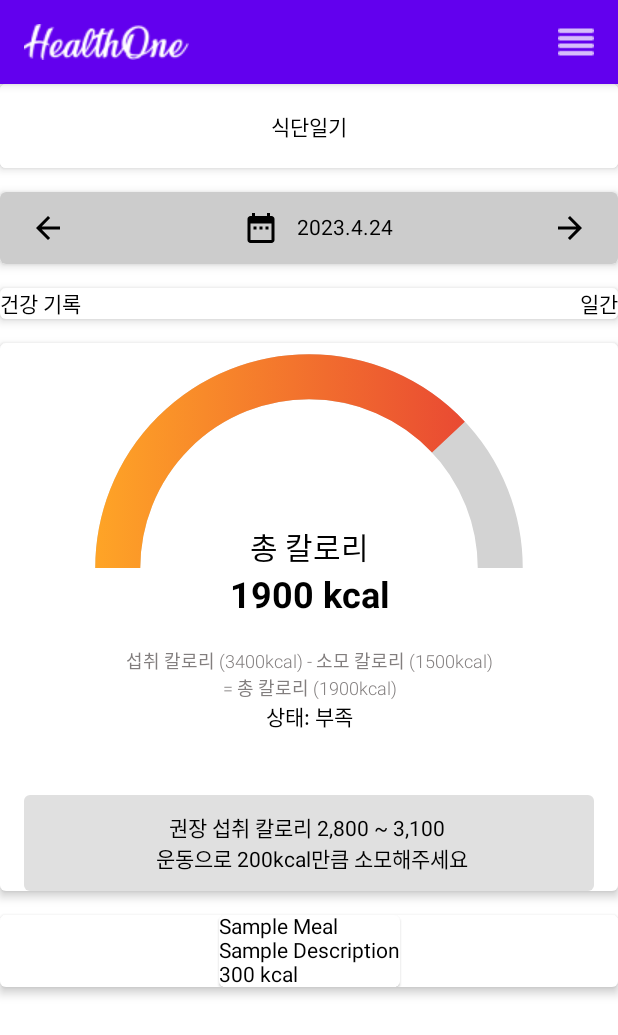
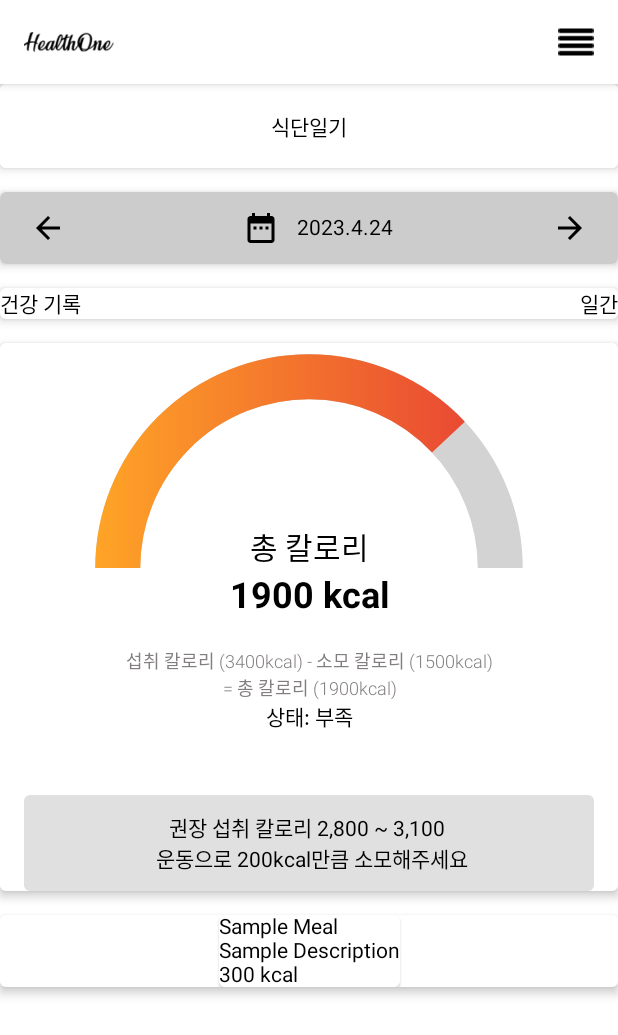
Before and after one commit to zhujack26/healthone, an Android app built with Jetpack Compose: the MealPlanPage screen opened through its navigation route, on a phone screen of 412 x 824 dp. Shown: the top 1035 px of the screen. Run offline under Robolectric (Android 15) with nearby library versions, the phone set to English and light mode, and no system bars.

Commit message:
style: topbar 스타일 추가

```diff
--- a/mobile/app/src/main/java/com/secui/healthone/ui/common/TopBar.kt
+++ b/mobile/app/src/main/java/com/secui/healthone/ui/common/TopBar.kt
@@ -3,10 +3,12 @@ package com.secui.healthone.ui.common
 import androidx.compose.foundation.layout.Column
 import androidx.compose.foundation.layout.fillMaxWidth
 import androidx.compose.foundation.layout.padding
+import androidx.compose.foundation.layout.size
 import androidx.compose.material.*
 import androidx.compose.runtime.Composable
 import androidx.compose.runtime.rememberCoroutineScope
 import androidx.compose.ui.Modifier
+import androidx.compose.ui.graphics.Color
 import androidx.compose.ui.res.painterResource
 import androidx.compose.ui.tooling.preview.Preview
 import androidx.compose.ui.unit.dp
@@ -31,15 +33,19 @@ fun TopBar() {
         scaffoldState = scaffoldState,
         topBar = {
             TopAppBar(
-                title = { Icon(painter = painterResource(id = R.drawable.ic_topbar_logo), contentDescription = "logo") },
+                title = { Icon(painter = painterResource(id = R.drawable.ic_topbar_logo), contentDescription = "logo", tint = Color.Black,
+                    modifier = Modifier.size(60.dp)
+                ) },
+                backgroundColor = Color.White,
                 actions = {
                     IconButton(onClick = {
                         coroutineScope.launch {
                             scaffoldState.drawerState.open()
                         }
                     }) {
-                        Icon(painter = painterResource(id = R.drawable.ic_topbar_toggle), contentDescription = "Menu")
-
+                        Icon(painter = painterResource(id = R.drawable.ic_topbar_toggle), contentDescription = "Menu", tint = Color.Black,
+                            modifier = Modifier.size(24.dp)
+                        )
                     }
                 }
             )
```
